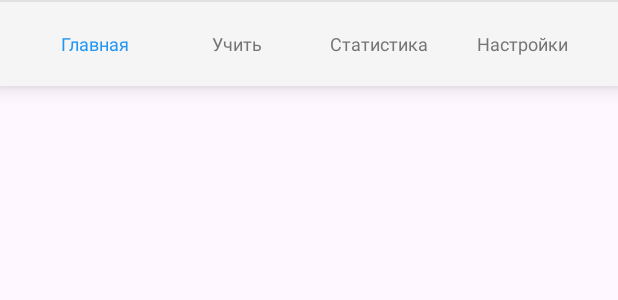
After one commit to brikkerdev/Grable, an Android app: the layout layout_footer.xml on its own in the app's theme, with its tools: preview values and no code run, on a phone screen of 412 x 824 dp. The commit adds this screen. Shown: the top 300 px of the screen. Run offline under Robolectric (Android 15) with nearby library versions, the phone set to English and light mode, and no system bars.

Commit message:
added header and footer

```diff
--- a/app/src/main/java/ru/sirius/grable/MainActivity.kt
+++ b/app/src/main/java/ru/sirius/grable/MainActivity.kt
@@ -9,6 +9,6 @@ import androidx.core.view.WindowInsetsCompat
 class MainActivity : AppCompatActivity() {
     override fun onCreate(savedInstanceState: Bundle?) {
         super.onCreate(savedInstanceState)
-        setContentView(R.layout.activity_settings)
+        setContentView(R.layout.activity_main_screen)
     }
 }
--- /dev/null
+++ b/app/src/main/res/layout/layout_footer.xml
@@ -0,0 +1,107 @@
+<?xml version="1.0" encoding="utf-8"?>
+<LinearLayout xmlns:android="http://schemas.android.com/apk/res/android"
+    android:id="@+id/footer"
+    android:layout_width="match_parent"
+    android:layout_height="wrap_content"
+    android:orientation="vertical"
+    android:background="@color/background_color"
+    android:elevation="8dp">
+
+    <View
+        android:layout_width="match_parent"
+        android:layout_height="1dp"
+        android:background="@color/divider_color" />
+
+    <LinearLayout
+        android:layout_width="match_parent"
+        android:layout_height="56dp"
+        android:orientation="horizontal"
+        android:paddingHorizontal="16dp">
+
+        <!-- Кнопка домой -->
+        <LinearLayout
+            android:id="@+id/footerHome"
+            android:layout_width="0dp"
+            android:layout_height="match_parent"
+            android:layout_weight="1"
+            android:orientation="vertical"
+            android:gravity="center"
+            android:clickable="true"
+            android:focusable="true"
+            android:background="?attr/selectableItemBackground">
+
+            <TextView
+                android:layout_width="wrap_content"
+                android:layout_height="wrap_content"
+                android:text="@string/home"
+                android:textSize="12sp"
+                android:textColor="@color/primary_color" />
+
+        </LinearLayout>
+
+        <!-- Кнопка обучения -->
+        <LinearLayout
+            android:id="@+id/footerLearn"
+            android:layout_width="0dp"
+            android:layout_height="match_parent"
+            android:layout_weight="1"
+            android:orientation="vertical"
+            android:gravity="center"
+            android:clickable="true"
+            android:focusable="true"
+            android:background="?attr/selectableItemBackground">
+
+            <TextView
+                android:layout_width="wrap_content"
+                android:layout_height="wrap_content"
+                android:text="@string/learn"
+                android:textSize="12sp"
+                android:textColor="@color/secondary_text_color" />
+
+        </LinearLayout>
+
+        <!-- Кнопка статистики -->
+        <LinearLayout
+            android:id="@+id/footerStats"
+            android:layout_width="0dp"
+            android:layout_height="match_parent"
+            android:layout_weight="1"
+            android:orientation="vertical"
+            android:gravity="center"
+            android:clickable="true"
+            android:focusable="true"
+            android:background="?attr/selectableItemBackground">
+
+            <TextView
+                android:layout_width="wrap_content"
+                android:layout_height="wrap_content"
+                android:text="@string/statistics"
+                android:textSize="12sp"
+                android:textColor="@color/secondary_text_color" />
+
+        </LinearLayout>
+
+        <!-- Кнопка настроек -->
+        <LinearLayout
+            android:id="@+id/footerSettings"
+            android:layout_width="0dp"
+            android:layout_height="match_parent"
+            android:layout_weight="1"
+            android:orientation="vertical"
+            android:gravity="center"
+            android:clickable="true"
+            android:focusable="true"
+            android:background="?attr/selectableItemBackground">
+
+            <TextView
+                android:layout_width="wrap_content"
+                android:layout_height="wrap_content"
+                android:text="@string/settings"
+                android:textSize="12sp"
+                android:textColor="@color/secondary_text_color" />
+
+        </LinearLayout>
+
+    </LinearLayout>
+
+</LinearLayout>
--- /dev/null
+++ b/app/src/main/res/layout/layout_header.xml
@@ -0,0 +1,29 @@
+<?xml version="1.0" encoding="utf-8"?>
+<LinearLayout xmlns:android="http://schemas.android.com/apk/res/android"
+    xmlns:app="http://schemas.android.com/apk/res-auto"
+    android:id="@+id/header"
+    android:layout_width="match_parent"
+    android:layout_height="wrap_content"
+    android:orientation="vertical"
+    android:background="@color/primary_color">
+
+    <com.google.android.material.appbar.MaterialToolbar
+        android:id="@+id/toolbar"
+        android:layout_width="match_parent"
+        android:layout_height="?attr/actionBarSize"
+        android:background="@color/primary_color"
+        android:theme="@style/ThemeOverlay.AppCompat.Dark.ActionBar"
+        app:titleTextColor="@android:color/white">
+
+        <TextView
+            android:id="@+id/tvHeaderTitle"
+            android:layout_width="wrap_content"
+            android:layout_height="wrap_content"
+            android:text="@string/app_name"
+            android:textColor="@android:color/white"
+            android:textSize="20sp"
+            android:textStyle="bold" />
+
+    </com.google.android.material.appbar.MaterialToolbar>
+
+</LinearLayout>
--- a/app/src/main/res/values/strings.xml
+++ b/app/src/main/res/values/strings.xml
@@ -36,4 +36,8 @@
     <string name="export_progress">Экспортировать прогресс</string>
     <string name="reset_progress">Сброс прогресса</string>
     <string name="terms_of_service">Условия пользования</string>
+    <string name="statistics">Статистика</string>
+    <string name="settings">Настройки</string>
+    <string name="learn">Учить</string>
+    <string name="home">Главная</string>
 </resources>
```
